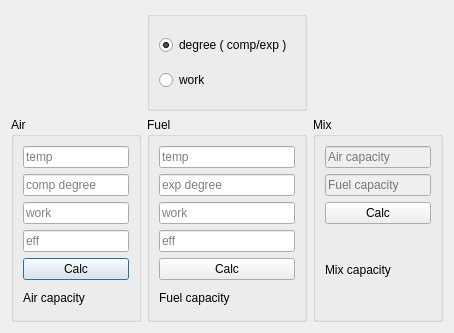
Ismaxis/212QtMay, file 2modules/endcalc.ui: the form before one commit.
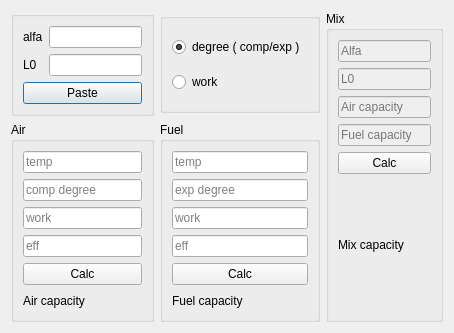
The form after the commit.

Commit message: add paste for other modules

```diff
--- a/2modules/endcalc.ui
+++ b/2modules/endcalc.ui
@@ -15,20 +15,72 @@
   </property>
   <layout class="QGridLayout" name="gridLayout">
    <item row="0" column="0">
-    <spacer name="verticalSpacer">
-     <property name="orientation">
-      <enum>Qt::Vertical</enum>
+    <widget class="QGroupBox" name="groupBox">
+     <property name="title">
+      <string/>
      </property>
-     <property name="sizeType">
-      <enum>QSizePolicy::Fixed</enum>
-     </property>
-     <property name="sizeHint" stdset="0">
-      <size>
-       <width>20</width>
-       <height>100</height>
-      </size>
-     </property>
-    </spacer>
+     <layout class="QGridLayout" name="gridLayout_2">
+      <item row="1" column="1">
+       <widget class="QLineEdit" name="paste_a_lineEdit">
+        <property name="toolTipDuration">
+         <number>1</number>
+        </property>
+        <property name="statusTip">
+         <string/>
+        </property>
+        <property name="whatsThis">
+         <string>alfa</string>
+        </property>
+       </widget>
+      </item>
+      <item row="1" column="0">
+       <widget class="QLabel" name="label">
+        <property name="sizePolicy">
+         <sizepolicy hsizetype="Minimum" vsizetype="Preferred">
+          <horstretch>0</horstretch>
+          <verstretch>0</verstretch>
+         </sizepolicy>
+        </property>
+        <property name="minimumSize">
+         <size>
+          <width>0</width>
+          <height>0</height>
+         </size>
+        </property>
+        <property name="text">
+         <string>alfa</string>
+        </property>
+       </widget>
+      </item>
+      <item row="2" column="1">
+       <widget class="QLineEdit" name="paste_L0_lineEdit">
+        <property name="whatsThis">
+         <string>L0</string>
+        </property>
+       </widget>
+      </item>
+      <item row="2" column="0">
+       <widget class="QLabel" name="label_2">
+        <property name="sizePolicy">
+         <sizepolicy hsizetype="Minimum" vsizetype="Preferred">
+          <horstretch>0</horstretch>
+          <verstretch>0</verstretch>
+         </sizepolicy>
+        </property>
+        <property name="text">
+         <string>L0</string>
+        </property>
+       </widget>
+      </item>
+      <item row="4" column="0" colspan="2">
+       <widget class="QPushButton" name="pastePushButton">
+        <property name="text">
+         <string>Paste</string>
+        </property>
+       </widget>
+      </item>
+     </layout>
+    </widget>
    </item>
    <item row="0" column="1">
     <widget class="QGroupBox" name="groupBox_mode">
@@ -68,21 +120,80 @@
      </layout>
     </widget>
    </item>
-   <item row="0" column="2">
-    <spacer name="verticalSpacer_2">
-     <property name="orientation">
-      <enum>Qt::Vertical</enum>
+   <item row="0" column="2" rowspan="2">
+    <widget class="QGroupBox" name="groupBox_mix">
+     <property name="title">
+      <string>Mix</string>
      </property>
-     <property name="sizeType">
-      <enum>QSizePolicy::Fixed</enum>
-     </property>
-     <property name="sizeHint" stdset="0">
-      <size>
-       <width>20</width>
-       <height>100</height>
-      </size>
-     </property>
-    </spacer>
+     <layout class="QVBoxLayout" name="verticalLayout_4">
+      <item>
+       <widget class="QLineEdit" name="le_a">
+        <property name="enabled">
+         <bool>false</bool>
+        </property>
+        <property name="text">
+         <string/>
+        </property>
+        <property name="readOnly">
+         <bool>false</bool>
+        </property>
+        <property name="placeholderText">
+         <string>Alfa</string>
+        </property>
+       </widget>
+      </item>
+      <item>
+       <widget class="QLineEdit" name="le_L0">
+        <property name="enabled">
+         <bool>false</bool>
+        </property>
+        <property name="placeholderText">
+         <string>L0</string>
+        </property>
+       </widget>
+      </item>
+      <item>
+       <widget class="QLineEdit" name="le_capAir">
+        <property name="enabled">
+         <bool>false</bool>
+        </property>
+        <property name="text">
+         <string/>
+        </property>
+        <property name="placeholderText">
+         <string>Air capacity</string>
+        </property>
+       </widget>
+      </item>
+      <item>
+       <widget class="QLineEdit" name="le_capFuel">
+        <property name="enabled">
+         <bool>false</bool>
+        </property>
+        <property name="readOnly">
+         <bool>true</bool>
+        </property>
+        <property name="placeholderText">
+         <string>Fuel capacity</string>
+        </property>
+       </widget>
+      </item>
+      <item>
+       <widget class="QPushButton" name="pb_calcMix">
+        <property name="text">
+         <string>Calc</string>
+        </property>
+       </widget>
+      </item>
+      <item>
+       <widget class="QLabel" name="output_mix">
+        <property name="text">
+         <string>Mix capacity</string>
+        </property>
+       </widget>
+      </item>
+     </layout>
+    </widget>
    </item>
    <item row="1" column="0">
     <widget class="QGroupBox" name="groupBox_air">
@@ -186,55 +297,6 @@
      </layout>
     </widget>
    </item>
-   <item row="1" column="2">
-    <widget class="QGroupBox" name="groupBox_mix">
-     <property name="title">
-      <string>Mix</string>
-     </property>
-     <layout class="QVBoxLayout" name="verticalLayout_4">
-      <item>
-       <widget class="QLineEdit" name="le_capAir">
-        <property name="enabled">
-         <bool>false</bool>
-        </property>
-        <property name="text">
-         <string/>
-        </property>
-        <property name="placeholderText">
-         <string>Air capacity</string>
-        </property>
-       </widget>
-      </item>
-      <item>
-       <widget class="QLineEdit" name="le_capFuel">
-        <property name="enabled">
-         <bool>false</bool>
-        </property>
-        <property name="readOnly">
-         <bool>true</bool>
-        </property>
-        <property name="placeholderText">
-         <string>Fuel capacity</string>
-        </property>
-       </widget>
-      </item>
-      <item>
-       <widget class="QPushButton" name="pb_calcMix">
-        <property name="text">
-         <string>Calc</string>
-        </property>
-       </widget>
-      </item>
-      <item>
-       <widget class="QLabel" name="output_mix">
-        <property name="text">
-         <string>Mix capacity</string>
-        </property>
-       </widget>
-      </item>
-     </layout>
-    </widget>
-   </item>
   </layout>
  </widget>
  <resources/>
```
The commit also changes 6 other files.
